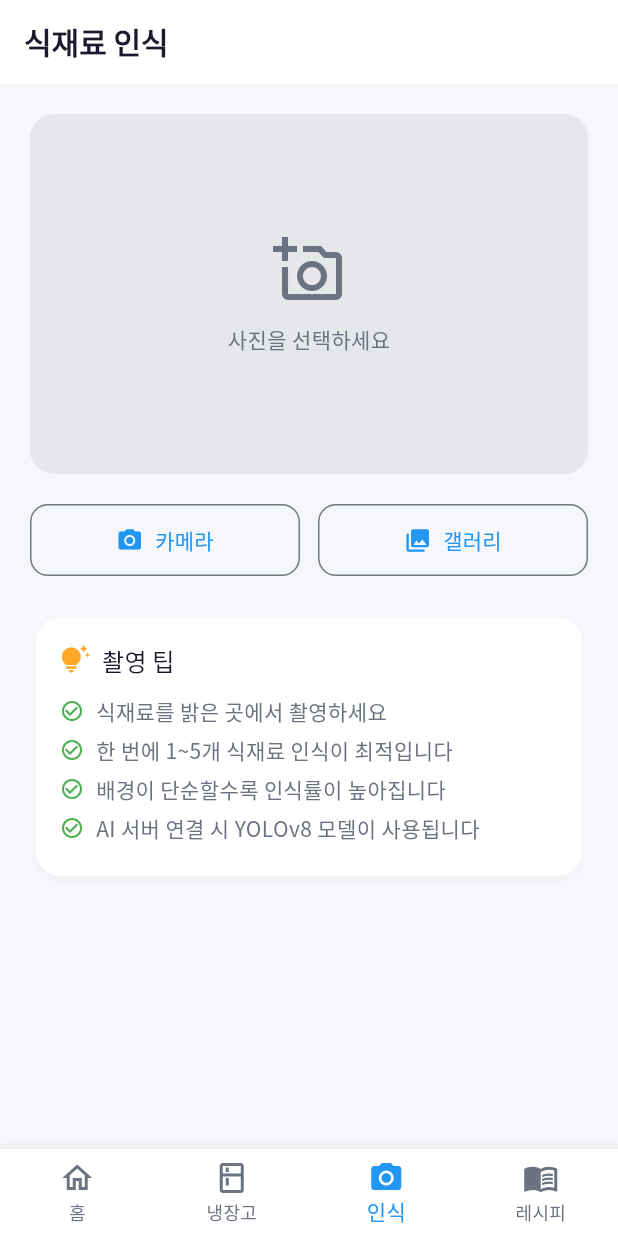
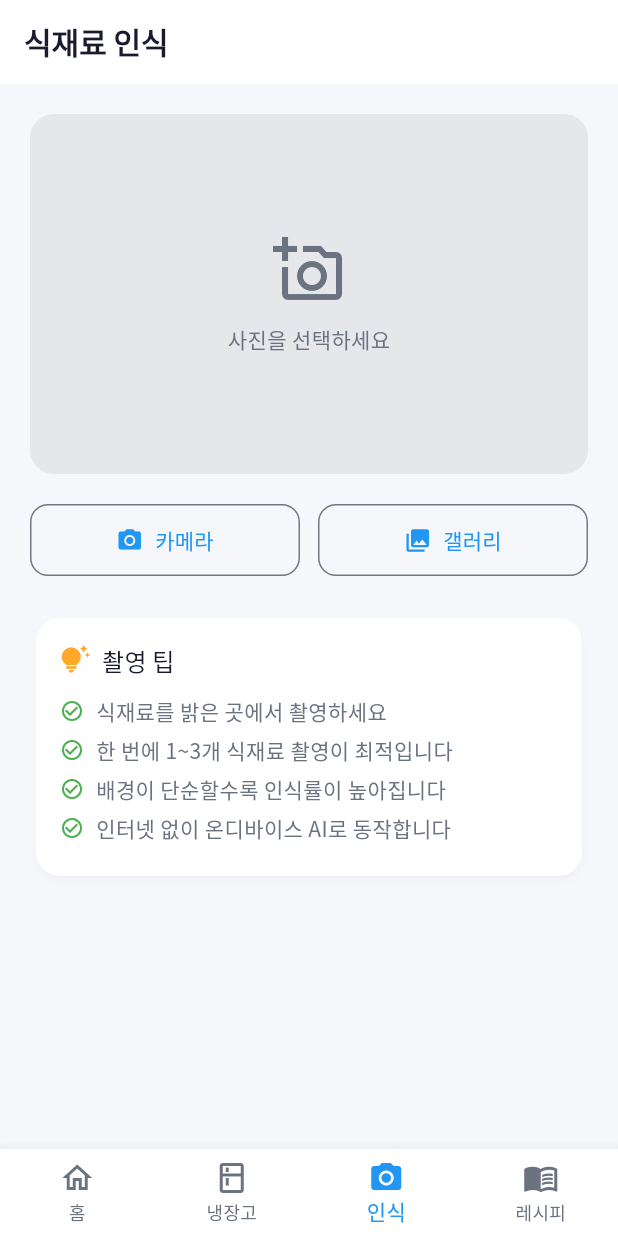
Before and after one commit to jerrryyy12/freeze, a Flutter app: the screen it shows after launch, item 3 of the bottom bar chosen, on a phone screen of 412 x 824 dp. Run offline on Flutter 3.47's test engine with Material 3 defaults, Android fonts, the phone set to English and light mode, and no system bars; our stand-ins replace cached_network_image, flutter_slidable, google_fonts, image_picker, sqflite; missing offline and left inert: google_mlkit_image_labeling; accounts and stored records are empty.

Commit message:
Replace backend AI with on-device ML Kit image labeling
No internet or backend server required. Google ML Kit runs TFLite
models directly on the device and maps English labels to Korean food
names with categories.

https://claude.ai/code/session_01UnRYd7nQFwAhcmWcJ9Qxr2

```diff
--- a/lib/features/camera/screens/camera_screen.dart
+++ b/lib/features/camera/screens/camera_screen.dart
@@ -1,12 +1,65 @@
 import 'dart:io';
 import 'package:flutter/material.dart';
 import 'package:image_picker/image_picker.dart';
-import 'package:http/http.dart' as http;
-import 'dart:convert';
-import '../../../core/constants/app_constants.dart';
+import 'package:google_mlkit_image_labeling/google_mlkit_image_labeling.dart';
 import '../../../core/theme/app_theme.dart';
 import '../../../data/models/ingredient.dart';
 import '../../refrigerator/widgets/add_ingredient_sheet.dart';
+
+const Map<String, _FoodInfo> _labelMap = {
+  'apple': _FoodInfo('사과', '과일'),
+  'orange': _FoodInfo('오렌지', '과일'),
+  'banana': _FoodInfo('바나나', '과일'),
+  'grape': _FoodInfo('포도', '과일'),
+  'strawberry': _FoodInfo('딸기', '과일'),
+  'watermelon': _FoodInfo('수박', '과일'),
+  'peach': _FoodInfo('복숭아', '과일'),
+  'pear': _FoodInfo('배', '과일'),
+  'mango': _FoodInfo('망고', '과일'),
+  'pineapple': _FoodInfo('파인애플', '과일'),
+  'lemon': _FoodInfo('레몬', '과일'),
+  'carrot': _FoodInfo('당근', '채소'),
+  'broccoli': _FoodInfo('브로콜리', '채소'),
+  'tomato': _FoodInfo('토마토', '채소'),
+  'onion': _FoodInfo('양파', '채소'),
+  'potato': _FoodInfo('감자', '채소'),
+  'sweet potato': _FoodInfo('고구마', '채소'),
+  'cucumber': _FoodInfo('오이', '채소'),
+  'pepper': _FoodInfo('피망', '채소'),
+  'cabbage': _FoodInfo('양배추', '채소'),
+  'spinach': _FoodInfo('시금치', '채소'),
+  'garlic': _FoodInfo('마늘', '채소'),
+  'mushroom': _FoodInfo('버섯', '채소'),
+  'corn': _FoodInfo('옥수수', '채소'),
+  'eggplant': _FoodInfo('가지', '채소'),
+  'zucchini': _FoodInfo('애호박', '채소'),
+  'lettuce': _FoodInfo('상추', '채소'),
+  'egg': _FoodInfo('계란', '유제품'),
+  'milk': _FoodInfo('우유', '유제품'),
+  'cheese': _FoodInfo('치즈', '유제품'),
+  'butter': _FoodInfo('버터', '유제품'),
+  'yogurt': _FoodInfo('요거트', '유제품'),
+  'beef': _FoodInfo('소고기', '육류'),
+  'pork': _FoodInfo('돼지고기', '육류'),
+  'chicken': _FoodInfo('닭고기', '육류'),
+  'fish': _FoodInfo('생선', '해산물'),
+  'shrimp': _FoodInfo('새우', '해산물'),
+  'squid': _FoodInfo('오징어', '해산물'),
+  'crab': _FoodInfo('게', '해산물'),
+  'rice': _FoodInfo('쌀', '곡류'),
+  'bread': _FoodInfo('빵', '곡류'),
+  'noodle': _FoodInfo('면', '곡류'),
+  'tofu': _FoodInfo('두부', '기타'),
+  'soy sauce': _FoodInfo('간장', '조미료'),
+  'salt': _FoodInfo('소금', '조미료'),
+  'sugar': _FoodInfo('설탕', '조미료'),
+};
+
+class _FoodInfo {
+  final String koreanName;
+  final String category;
+  const _FoodInfo(this.koreanName, this.category);
+}
 
 class CameraScreen extends StatefulWidget {
   const CameraScreen({super.key});
@@ -31,10 +84,7 @@ class _CameraScreenState extends State<CameraScreen> {
         child: Column(
           crossAxisAlignment: CrossAxisAlignment.stretch,
           children: [
-            _ImagePreview(
-              image: _selectedImage,
-              isAnalyzing: _isAnalyzing,
-            ),
+            _ImagePreview(image: _selectedImage, isAnalyzing: _isAnalyzing),
             const SizedBox(height: 20),
             Row(
               children: [
@@ -80,10 +130,7 @@ class _CameraScreenState extends State<CameraScreen> {
               const SizedBox(height: 24),
               Text('인식된 식재료', style: Theme.of(context).textTheme.titleLarge),
               const SizedBox(height: 4),
-              Text(
-                '추가할 식재료를 선택하세요',
-                style: Theme.of(context).textTheme.bodyMedium,
-              ),
+              Text('추가할 식재료를 선택하세요', style: Theme.of(context).textTheme.bodyMedium),
               const SizedBox(height: 12),
               ..._detectedItems.map((item) => _DetectedItemTile(
                     item: item,
@@ -113,44 +160,50 @@ class _CameraScreenState extends State<CameraScreen> {
     setState(() => _isAnalyzing = true);
 
     try {
-      final request = http.MultipartRequest(
-        'POST',
-        Uri.parse('${AppConstants.aiServerUrl}/detect'),
+      final inputImage = InputImage.fromFile(_selectedImage!);
+      final labeler = ImageLabeler(
+        options: ImageLabelerOptions(confidenceThreshold: 0.5),
       );
-      request.files.add(await http.MultipartFile.fromPath('file', _selectedImage!.path));
-      final response = await request.send().timeout(const Duration(seconds: 15));
 
-      if (response.statusCode == 200) {
-        final body = await response.stream.bytesToString();
-        final data = jsonDecode(body) as Map<String, dynamic>;
-        final detections = (data['detections'] as List? ?? []);
-        setState(() {
-          _detectedItems = detections
-              .map((d) => _DetectedItem(
-                    name: d['name'] as String,
-                    confidence: (d['confidence'] as num).toDouble(),
-                    category: d['category'] as String? ?? '기타',
-                  ))
-              .toList();
-        });
-      } else {
-        _useMockDetection();
+      final labels = await labeler.processImage(inputImage);
+      await labeler.close();
+
+      final detected = <_DetectedItem>[];
+      final seen = <String>{};
+
+      for (final label in labels) {
+        final key = label.label.toLowerCase();
+        for (final entry in _labelMap.entries) {
+          if (key.contains(entry.key) || entry.key.contains(key)) {
+            if (!seen.contains(entry.value.koreanName)) {
+              seen.add(entry.value.koreanName);
+              detected.add(_DetectedItem(
+                name: entry.value.koreanName,
+                category: entry.value.category,
+                confidence: label.confidence,
+              ));
+            }
+            break;
+          }
+        }
       }
-    } catch (_) {
-      _useMockDetection();
+
+      setState(() => _detectedItems = detected);
+
+      if (detected.isEmpty && mounted) {
+        ScaffoldMessenger.of(context).showSnackBar(
+          const SnackBar(content: Text('식재료를 인식하지 못했습니다. 다시 촬영해보세요.')),
+        );
+      }
+    } catch (e) {
+      if (mounted) {
+        ScaffoldMessenger.of(context).showSnackBar(
+          SnackBar(content: Text('분석 오류: $e')),
+        );
+      }
     }
 
     setState(() => _isAnalyzing = false);
-  }
-
-  void _useMockDetection() {
-    setState(() {
-      _detectedItems = [
-        _DetectedItem(name: '당근', confidence: 0.95, category: '채소'),
-        _DetectedItem(name: '양파', confidence: 0.89, category: '채소'),
-        _DetectedItem(name: '계란', confidence: 0.82, category: '유제품'),
-      ];
-    });
   }
 
   void _addToFridge(BuildContext context, _DetectedItem item) {
@@ -275,16 +328,16 @@ class _GuideCard extends StatelessWidget {
             const SizedBox(height: 12),
             ...[
               '식재료를 밝은 곳에서 촬영하세요',
-              '한 번에 1~5개 식재료 인식이 최적입니다',
+              '한 번에 1~3개 식재료 촬영이 최적입니다',
               '배경이 단순할수록 인식률이 높아집니다',
-              'AI 서버 연결 시 YOLOv8 모델이 사용됩니다',
+              '인터넷 없이 온디바이스 AI로 동작합니다',
             ].map((tip) => Padding(
                   padding: const EdgeInsets.only(bottom: 6),
                   child: Row(
                     children: [
                       const Icon(Icons.check_circle_outline, size: 16, color: AppTheme.secondary),
                       const SizedBox(width: 8),
-                      Text(tip, style: Theme.of(context).textTheme.bodyMedium),
+                      Expanded(child: Text(tip, style: Theme.of(context).textTheme.bodyMedium)),
                     ],
                   ),
                 )),
--- a/pubspec.yaml
+++ b/pubspec.yaml
@@ -19,6 +19,9 @@ dependencies:
   # 네트워크
   http: ^1.2.2
   dio: ^5.7.0
+
+  # 온디바이스 AI (ML Kit)
+  google_mlkit_image_labeling: ^0.13.0
 
   # 상태 관리
   provider: ^6.1.2
```
